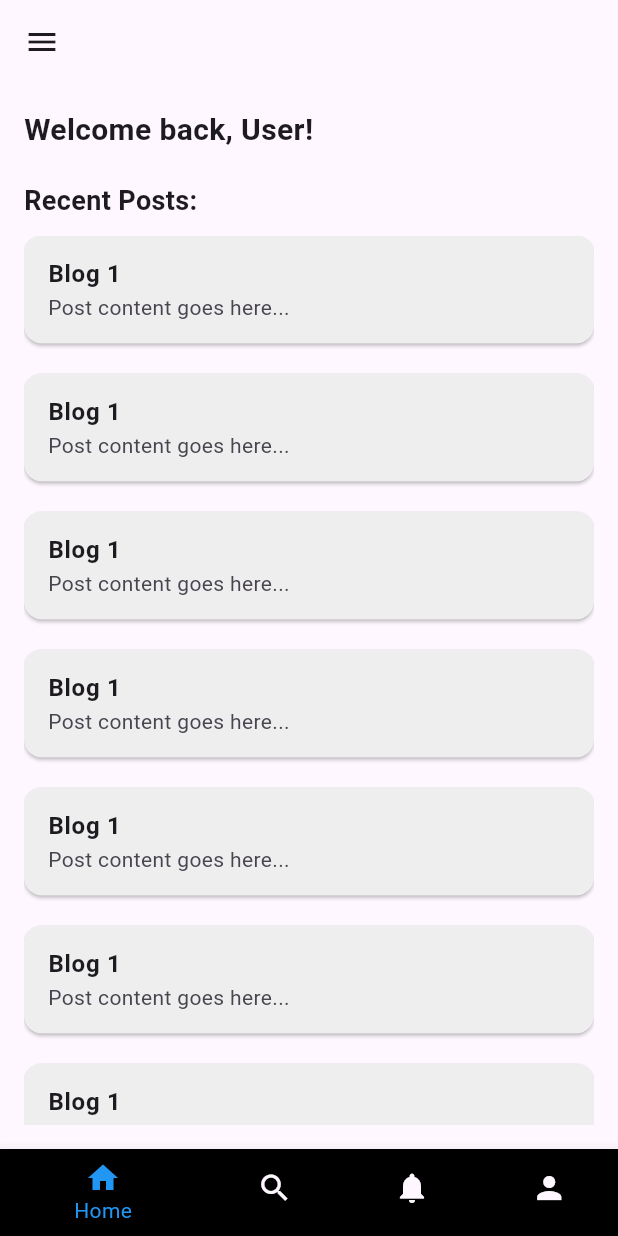
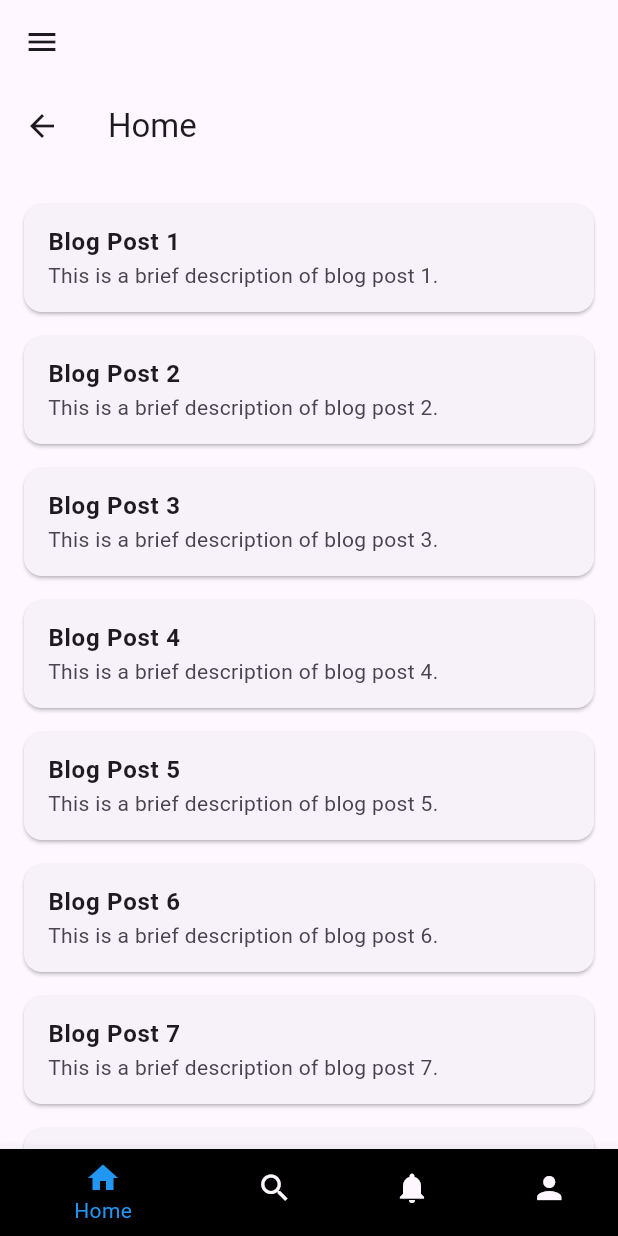
Before and after one commit to Libanad/Flutter_Blog_To_App, a Flutter app: the DashboardScreen screen opened directly, on a phone screen of 412 x 824 dp. Run offline on Flutter 3.47's test engine with Material 3 defaults, Android fonts, the phone set to English and light mode, and no system bars; our stand-ins replace image_picker.

Commit message:
made new pages and navigated it

```diff
--- a/lib/main.dart
+++ b/lib/main.dart
@@ -1,4 +1,5 @@
 import 'package:blog_app/screens/dashboard_screen.dart';
+import 'package:blog_app/screens/notificationScreen.dart';
 import 'package:blog_app/screens/splash_screen.dart';
 import 'package:flutter/material.dart';
 
--- a/lib/screens/dashboard_screen.dart
+++ b/lib/screens/dashboard_screen.dart
@@ -1,3 +1,5 @@
+import 'package:blog_app/screens/homePageScreen.dart';
+import 'package:blog_app/screens/notificationScreen.dart';
 import 'package:flutter/material.dart';
 
 class DashboardScreen extends StatefulWidget {
@@ -12,9 +14,9 @@ class _DashboardScreenState extends State<DashboardScreen> {
 
   // List of tabs
   static const List<Widget> _widgetOptions = <Widget>[
-    Text('Home'), // Replace with your home screen widget
+    HomeScreen(), // Replace with your home screen widget
     Text('Search'), // Replace with your search screen widget
-    Text('Notifications'), // Replace with your notifications screen widget
+    NotificationScreen(), // Notification screen widget
     Text('Profile'), // Replace with your profile screen widget
   ];
 
@@ -30,47 +32,7 @@ class _DashboardScreenState extends State<DashboardScreen> {
   Widget build(BuildContext context) {
     return Scaffold(
       appBar: AppBar(),
-      body: Padding(
-        padding: const EdgeInsets.all(16.0),
-        child: Column(
-          crossAxisAlignment: CrossAxisAlignment.start,
-          children: [
-            const Text(
-              'Welcome back, User!',
-              style: TextStyle(fontSize: 20, fontWeight: FontWeight.bold),
-            ),
-            const SizedBox(height: 20),
-            const Text(
-              'Recent Posts:',
-              style: TextStyle(fontSize: 18, fontWeight: FontWeight.bold),
-            ),
-            const SizedBox(height: 10),
-            Expanded(
-              child: SingleChildScrollView(
-                child: Column(
-                  children: [
-                    for (int index = 0; index < 8; index++)
-                      Card(
-                        margin: const EdgeInsets.only(bottom: 20),
-                        color: Colors.grey[200],
-                        child: ListTile(
-                          title: const Text(
-                            'Blog 1',
-                            style: TextStyle(fontWeight: FontWeight.bold),
-                          ),
-                          subtitle: const Text('Post content goes here...'),
-                          onTap: () {
-                            // Navigate to post details page
-                          },
-                        ),
-                      ),
-                  ],
-                ),
-              ),
-            ),
-          ],
-        ),
-      ),
+      body: _widgetOptions[_selectedIndex], // Display the selected widget
       drawer: Drawer(
         child: ListView(
           padding: EdgeInsets.zero,
@@ -85,21 +47,15 @@ class _DashboardScreenState extends State<DashboardScreen> {
               ),
             ),
             ListTile(
-              title: const Text('My Profile'),
+              title: const Text('Create Post'),
               onTap: () {
-                // Navigate to user profile page
+                // Navigate to create post
               },
             ),
             ListTile(
-              title: const Text('Categories'),
+              title: const Text('Update Password'),
               onTap: () {
-                // Navigate to categories page
-              },
-            ),
-            ListTile(
-              title: const Text('Settings'),
-              onTap: () {
-                // Navigate to settings page
+                // Navigate to update page
               },
             ),
             ListTile(
@@ -116,7 +72,7 @@ class _DashboardScreenState extends State<DashboardScreen> {
           BottomNavigationBarItem(
             icon: Icon(Icons.home),
             label: 'Home',
-            backgroundColor: Colors.black
+            backgroundColor: Colors.black,
           ),
           BottomNavigationBarItem(
             icon: Icon(Icons.search),
@@ -138,3 +94,9 @@ class _DashboardScreenState extends State<DashboardScreen> {
     );
   }
 }
+
+void main() {
+  runApp(MaterialApp(
+    home: DashboardScreen(),
+  ));
+}
--- /dev/null
+++ b/lib/screens/homePageScreen.dart
@@ -0,0 +1,49 @@
+import 'package:flutter/material.dart';
+
+class HomeScreen extends StatelessWidget {
+  const HomeScreen({super.key});
+
+  @override
+  Widget build(BuildContext context) {
+    // Sample blog data
+    final List<Map<String, String>> blogs = List.generate(
+      10,
+      (index) => {
+        'title': 'Blog Post ${index + 1}',
+        'content': 'This is a brief description of blog post ${index + 1}.',
+      },
+    );
+
+    return Scaffold(
+      appBar: AppBar(
+        title: const Text('Home'),
+      ),
+      body: ListView.builder(
+        padding: const EdgeInsets.all(16.0),
+        itemCount: blogs.length,
+        itemBuilder: (context, index) {
+          final blog = blogs[index];
+          return Card(
+            margin: const EdgeInsets.symmetric(vertical: 8.0),
+            child: ListTile(
+              title: Text(
+                blog['title']!,
+                style: const TextStyle(fontWeight: FontWeight.bold),
+              ),
+              subtitle: Text(blog['content']!),
+              onTap: () {
+                // Navigate to blog post details page
+                // For now, just show a simple snackbar
+                ScaffoldMessenger.of(context).showSnackBar(
+                  SnackBar(
+                    content: Text('Clicked on ${blog['title']}'),
+                  ),
+                );
+              },
+            ),
+          );
+        },
+      ),
+    );
+  }
+}
```
Also changed, not shown: lib/screens/CreatePostPage.dart (+14 -4 lines), lib/screens/notificationScreen.dart (added, +33 -0 lines), lib/screens/searchScreen.dart (added, +93 -0 lines).
